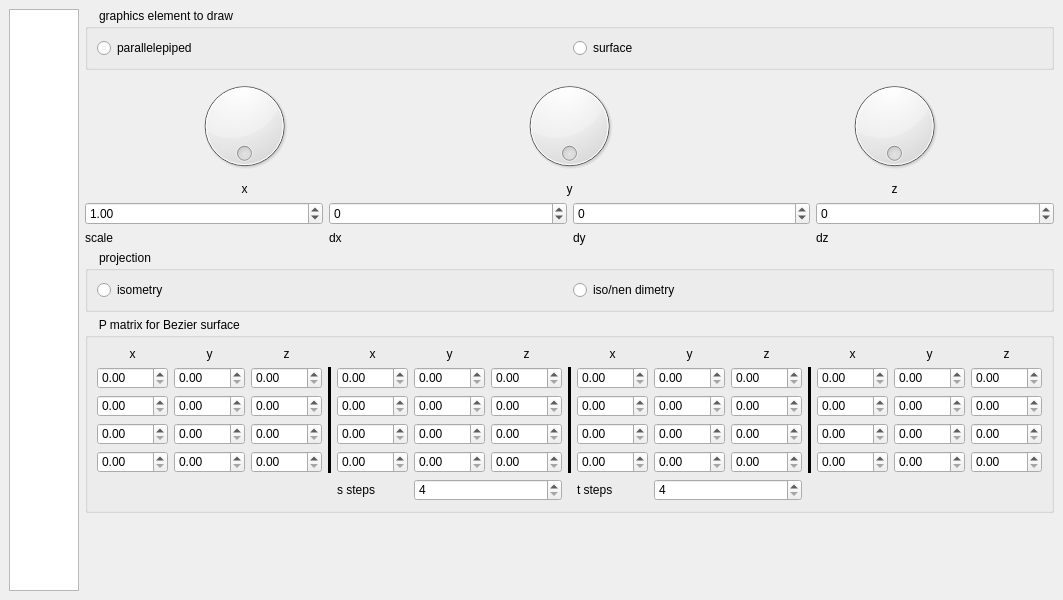
dazzlemon/diit_121-ipz_y2_cg, file 3/src/forms_ui/main_window.ui: the form before one commit.
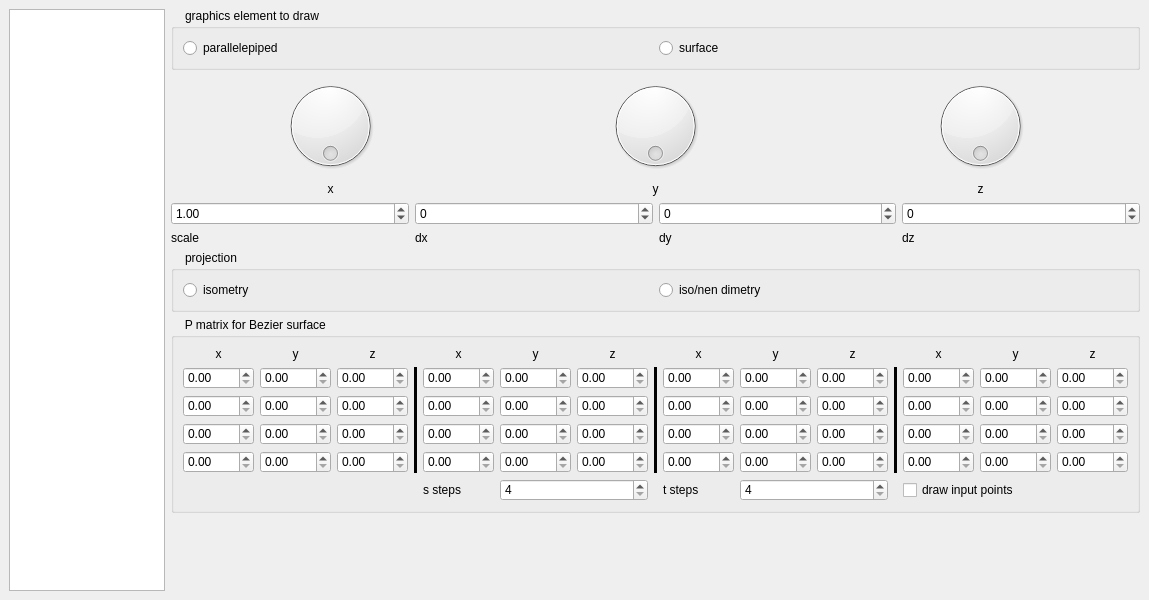
The form after the commit.

Commit message: toggle for input points

The edit to the form file:
```diff
--- a/3/src/forms_ui/main_window.ui
+++ b/3/src/forms_ui/main_window.ui
@@ -6,7 +6,7 @@
    <rect>
     <x>0</x>
     <y>0</y>
-    <width>969</width>
+    <width>1149</width>
     <height>600</height>
    </rect>
   </property>
@@ -772,6 +772,13 @@
            </property>
           </widget>
          </item>
+         <item row="5" column="12" colspan="3">
+          <widget class="QCheckBox" name="inputPointsCheck">
+           <property name="text">
+            <string>draw input points</string>
+           </property>
+          </widget>
+         </item>
         </layout>
        </widget>
       </item>
```
The commit also changes 5 other files.
